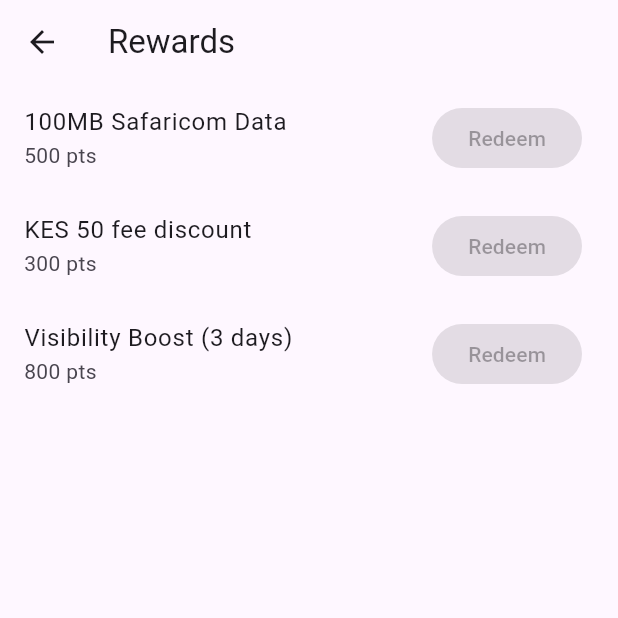
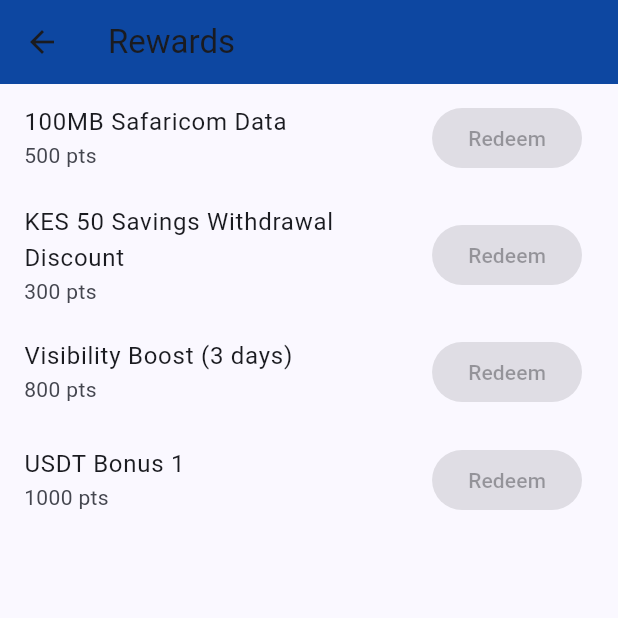
Before and after one commit to Veranzi/Jasho, a Flutter app: the GamificationScreen screen opened by its route, after a tap on "Simulate +100 points", after a tap on the "card giftcard" icon, on a phone screen of 412 x 824 dp, the top half of it. Run offline on Flutter 3.47's test engine with Material 3 defaults, Android fonts, the phone set to English and light mode, and no system bars; our stand-ins replace fl_chart, printing; accounts and stored records are empty.

Commit message:
Refactor: Update theme, add savings points, and unify app bar colors
Co-authored-by: afyasasa2025 <afyasasa2025@gmail.com>

```diff
--- a/jashoo/lib/main.dart
+++ b/jashoo/lib/main.dart
@@ -36,7 +36,8 @@ class JashoApp extends StatelessWidget {
         debugShowCheckedModeBanner: false,
         title: 'JASHO',
         theme: ThemeData(
-          primarySwatch: Colors.cyan,
+          colorScheme: ColorScheme.fromSeed(seedColor: const Color(0xFF0D47A1)),
+          useMaterial3: true,
           visualDensity: VisualDensity.adaptivePlatformDensity,
         ),
         initialRoute: '/splash',
--- a/jashoo/lib/providers/savings_provider.dart
+++ b/jashoo/lib/providers/savings_provider.dart
@@ -26,9 +26,11 @@ class LoanRequest {
 class SavingsProvider extends ChangeNotifier {
   final List<SavingsGoal> _goals = [];
   final List<LoanRequest> _loans = [];
+  int _pointsEarnedFromSavings = 0;
 
   List<SavingsGoal> get goals => List.unmodifiable(_goals);
   List<LoanRequest> get loans => List.unmodifiable(_loans);
+  int get pointsEarnedFromSavings => _pointsEarnedFromSavings;
 
   void addGoal(SavingsGoal goal) {
     _goals.add(goal);
@@ -38,6 +40,8 @@ class SavingsProvider extends ChangeNotifier {
   void contribute(String id, double amount) {
     final goal = _goals.firstWhere((g) => g.id == id, orElse: () => throw ArgumentError('Goal not found'));
     goal.saved += amount;
+    // Earn points: 1 KES = 1 point (cap to int)
+    _pointsEarnedFromSavings += amount.floor();
     notifyListeners();
   }
 
--- a/jashoo/lib/screens/auth/splash_screen.dart
+++ b/jashoo/lib/screens/auth/splash_screen.dart
@@ -28,7 +28,7 @@ class _SplashScreenState extends State<SplashScreen> {
   Widget build(BuildContext context) {
     return Scaffold(
       // This is the dark teal background color from your design
-      backgroundColor: const Color.fromARGB(255, 106, 142, 214), // A dark blue similar to the image
+      backgroundColor: const Color(0xFF0D47A1),
       body: Center(
         child: Column(
           mainAxisAlignment: MainAxisAlignment.center,
--- a/jashoo/lib/screens/dashboard/ai_assistant_screen.dart
+++ b/jashoo/lib/screens/dashboard/ai_assistant_screen.dart
@@ -10,7 +10,7 @@ class AiAssistantScreen extends StatelessWidget {
     final ai = context.watch<AiProvider>();
     final isEnglish = ai.languageCode == 'en';
     return Scaffold(
-      appBar: AppBar(title: const Text('Jasho Insights')),
+      appBar: AppBar(title: const Text('Jasho Insights'), backgroundColor: const Color(0xFF0D47A1)),
       body: Column(
         children: [
           Padding(
--- a/jashoo/lib/screens/dashboard/community.dart
+++ b/jashoo/lib/screens/dashboard/community.dart
@@ -39,7 +39,7 @@ class _CommunityScreenState extends State<CommunityScreen> with SingleTickerProv
     return Scaffold(
       appBar: AppBar(
         title: const Text("Community"),
-        backgroundColor: Colors.cyan,
+        backgroundColor: const Color(0xFF0D47A1),
         bottom: TabBar(
           controller: _tabController,
           tabs: const [
--- a/jashoo/lib/screens/gamification/gamification_screen.dart
+++ b/jashoo/lib/screens/gamification/gamification_screen.dart
@@ -11,6 +11,7 @@ class GamificationScreen extends StatelessWidget {
     return Scaffold(
       appBar: AppBar(
         title: const Text('Jasho Points'),
+        backgroundColor: const Color(0xFF0D47A1),
         actions: [
           IconButton(
             icon: const Icon(Icons.leaderboard),
--- a/jashoo/lib/screens/gamification/leaderboard_screen.dart
+++ b/jashoo/lib/screens/gamification/leaderboard_screen.dart
@@ -11,7 +11,7 @@ class LeaderboardScreen extends StatelessWidget {
       {'name': 'Carol', 'points': 4900, 'city': 'Nairobi'},
     ];
     return Scaffold(
-      appBar: AppBar(title: const Text('Leaderboard')),
+      appBar: AppBar(title: const Text('Leaderboard'), backgroundColor: const Color(0xFF0D47A1)),
       body: ListView.builder(
         itemCount: entries.length,
         itemBuilder: (_, i) => ListTile(
--- a/jashoo/lib/screens/gamification/rewards_screen.dart
+++ b/jashoo/lib/screens/gamification/rewards_screen.dart
@@ -9,12 +9,13 @@ class RewardsScreen extends StatelessWidget {
   Widget build(BuildContext context) {
     final g = context.watch<GamificationProvider>();
     final rewards = const [
-      {'name': '100MB Safaricom Data', 'cost': 500},
-      {'name': 'KES 50 fee discount', 'cost': 300},
-      {'name': 'Visibility Boost (3 days)', 'cost': 800},
+      {'name': '100MB Safaricom Data', 'cost': 500, 'type': 'airtime'},
+      {'name': 'KES 50 Savings Withdrawal Discount', 'cost': 300, 'type': 'discount'},
+      {'name': 'Visibility Boost (3 days)', 'cost': 800, 'type': 'goods'},
+      {'name': 'USDT Bonus 1', 'cost': 1000, 'type': 'usdt'},
     ];
     return Scaffold(
-      appBar: AppBar(title: const Text('Rewards')),
+      appBar: AppBar(title: const Text('Rewards'), backgroundColor: const Color(0xFF0D47A1)),
       body: ListView.builder(
         itemCount: rewards.length,
         itemBuilder: (_, i) {
--- a/jashoo/lib/screens/savings/loans_screen.dart
+++ b/jashoo/lib/screens/savings/loans_screen.dart
@@ -18,7 +18,7 @@ class _LoansScreenState extends State<LoansScreen> {
     final totalSaved = savings.goals.fold<double>(0, (sum, g) => sum + g.saved);
     final eligibility = (totalSaved * 0.5).toStringAsFixed(0); // 50% of savings
     return Scaffold(
-      appBar: AppBar(title: const Text('Microloans')),
+      appBar: AppBar(title: const Text('Microloans'), backgroundColor: const Color(0xFF0D47A1)),
       body: Column(
         children: [
           Container(
--- a/jashoo/lib/screens/savings/savings_screen.dart
+++ b/jashoo/lib/screens/savings/savings_screen.dart
@@ -17,9 +17,16 @@ class _SavingsScreenState extends State<SavingsScreen> {
   Widget build(BuildContext context) {
     final savings = context.watch<SavingsProvider>();
     return Scaffold(
-      appBar: AppBar(title: const Text('Savings')),
+      appBar: AppBar(title: const Text('Savings'), backgroundColor: const Color(0xFF0D47A1)),
       body: Column(
         children: [
+          Container(
+            width: double.infinity,
+            color: Colors.blue.shade50,
+            padding: const EdgeInsets.all(12),
+            child: Text('Points from savings: ${savings.pointsEarnedFromSavings}',
+                style: const TextStyle(fontWeight: FontWeight.bold)),
+          ),
           Expanded(
             child: ListView.builder(
               itemCount: savings.goals.length,
--- a/jashoo/lib/screens/settings/help_screen.dart
+++ b/jashoo/lib/screens/settings/help_screen.dart
@@ -6,7 +6,7 @@ class HelpPage extends StatelessWidget {
   @override
   Widget build(BuildContext context) {
     return Scaffold(
-      appBar: AppBar(title: const Text("Help & Support")),
+      appBar: AppBar(title: const Text("Help & Support"), backgroundColor: const Color(0xFF0D47A1)),
       body: ListView(
         padding: const EdgeInsets.all(16),
         children: [
--- a/jashoo/lib/screens/wallet/convert_screen.dart
+++ b/jashoo/lib/screens/wallet/convert_screen.dart
@@ -17,7 +17,7 @@ class _ConvertScreenState extends State<ConvertScreen> {
   @override
   Widget build(BuildContext context) {
     return Scaffold(
-      appBar: AppBar(title: const Text('Convert KES ↔ USDT')),
+      appBar: AppBar(title: const Text('Convert KES ↔ USDT'), backgroundColor: const Color(0xFF0D47A1)),
       body: Padding(
         padding: const EdgeInsets.all(16.0),
         child: Column(
--- a/jashoo/lib/screens/wallet/deposit_screen.dart
+++ b/jashoo/lib/screens/wallet/deposit_screen.dart
@@ -16,7 +16,7 @@ class _DepositScreenState extends State<DepositScreen> {
   @override
   Widget build(BuildContext context) {
     return Scaffold(
-      appBar: AppBar(title: const Text('Deposit')),
+      appBar: AppBar(title: const Text('Deposit'), backgroundColor: const Color(0xFF0D47A1)),
       body: Padding(
         padding: const EdgeInsets.all(16.0),
         child: Column(
--- a/jashoo/lib/screens/wallet/withdraw_screen.dart
+++ b/jashoo/lib/screens/wallet/withdraw_screen.dart
@@ -17,7 +17,7 @@ class _WithdrawScreenState extends State<WithdrawScreen> {
   @override
   Widget build(BuildContext context) {
     return Scaffold(
-      appBar: AppBar(title: const Text('Withdraw')),
+      appBar: AppBar(title: const Text('Withdraw'), backgroundColor: const Color(0xFF0D47A1)),
       body: Padding(
         padding: const EdgeInsets.all(16.0),
         child: Column(
```
